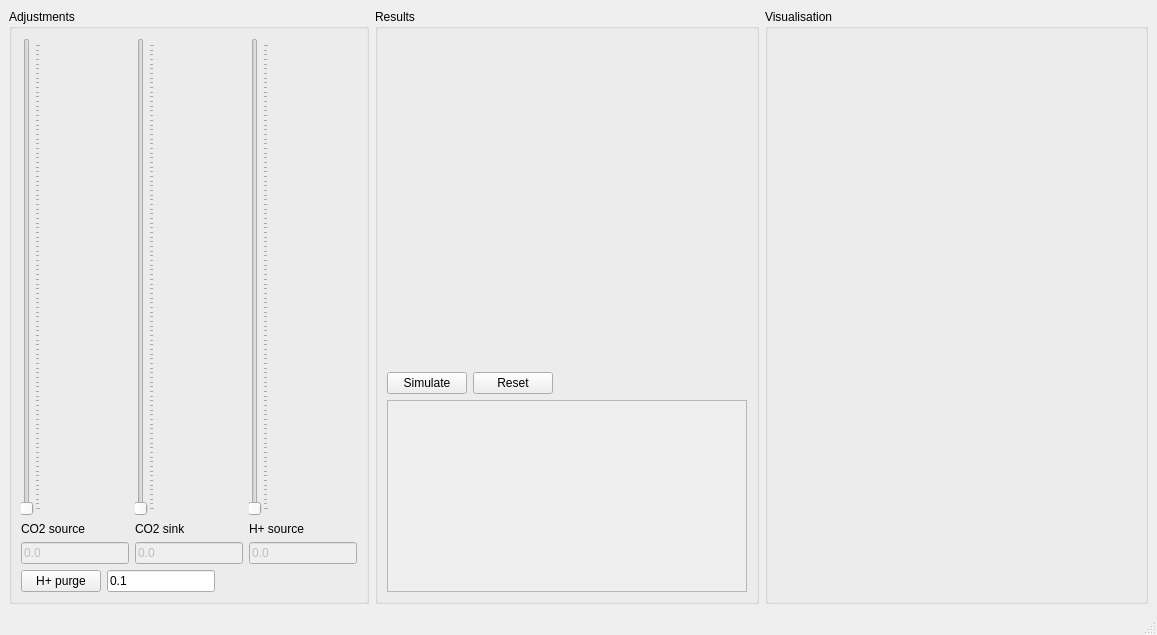
This is src/mainui.ui in hsorby/pH-PyApp as Qt 5 draws it before an edit. The edited form follows.
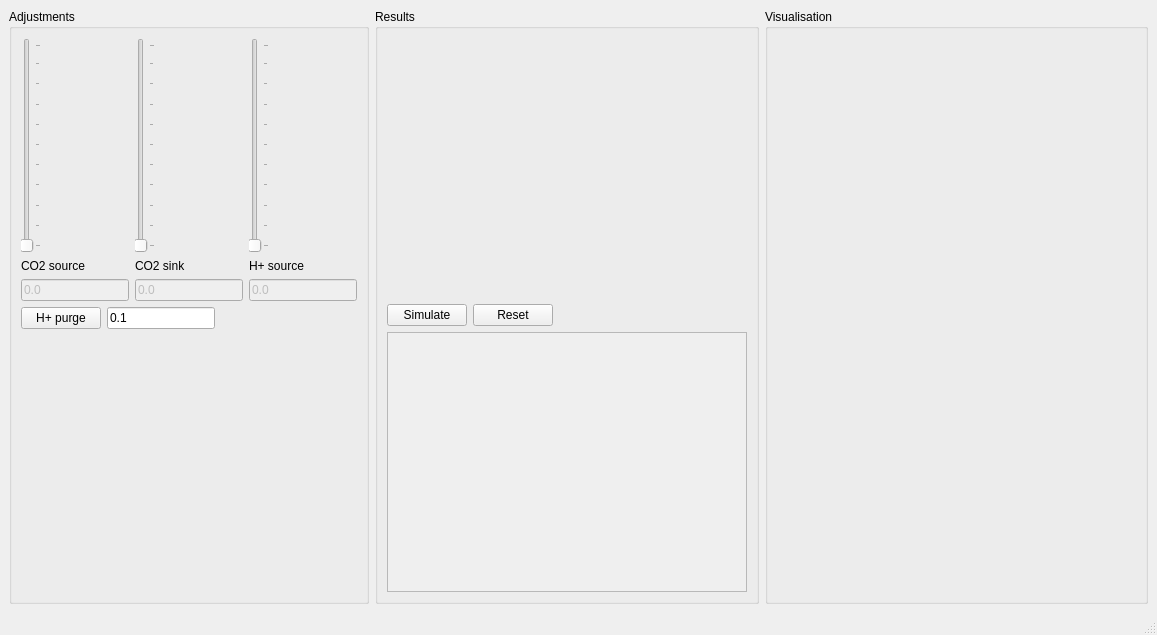
This is the edited form. Custom widgets are drawn as their Qt base class.

Commit message: Set size hint for ZincWidget so the layout manager can set a reasonable size.

The edit to the form file:
```diff
--- a/src/mainui.ui
+++ b/src/mainui.ui
@@ -169,6 +169,19 @@
          </item>
         </layout>
        </item>
+       <item row="2" column="0">
+        <spacer name="verticalSpacer_2">
+         <property name="orientation">
+          <enum>Qt::Vertical</enum>
+         </property>
+         <property name="sizeHint" stdset="0">
+          <size>
+           <width>20</width>
+           <height>40</height>
+          </size>
+         </property>
+        </spacer>
+       </item>
       </layout>
      </widget>
     </item>
@@ -184,8 +197,8 @@
           <widget class="MatplotlibWidget" name="plotArea" native="true">
            <property name="sizePolicy">
             <sizepolicy hsizetype="Preferred" vsizetype="Expanding">
-             <horstretch>2</horstretch>
-             <verstretch>2</verstretch>
+             <horstretch>0</horstretch>
+             <verstretch>0</verstretch>
             </sizepolicy>
            </property>
            <property name="minimumSize">
@@ -260,8 +273,8 @@
        <item>
         <widget class="ZincWidget" name="widget" native="true">
          <property name="sizePolicy">
-          <sizepolicy hsizetype="Expanding" vsizetype="Expanding">
-           <horstretch>2</horstretch>
+          <sizepolicy hsizetype="Preferred" vsizetype="Expanding">
+           <horstretch>1</horstretch>
            <verstretch>0</verstretch>
           </sizepolicy>
          </property>
@@ -271,8 +284,27 @@
            <height>100</height>
           </size>
          </property>
+         <property name="baseSize">
+          <size>
+           <width>0</width>
+           <height>0</height>
+          </size>
+         </property>
         </widget>
        </item>
+       <item>
+        <spacer name="horizontalSpacer_3">
+         <property name="orientation">
+          <enum>Qt::Horizontal</enum>
+         </property>
+         <property name="sizeHint" stdset="0">
+          <size>
+           <width>40</width>
+           <height>20</height>
+          </size>
+         </property>
+        </spacer>
+       </item>
        <item>
         <spacer name="verticalSpacer">
          <property name="orientation">
```
The commit also changes 2 other files.
